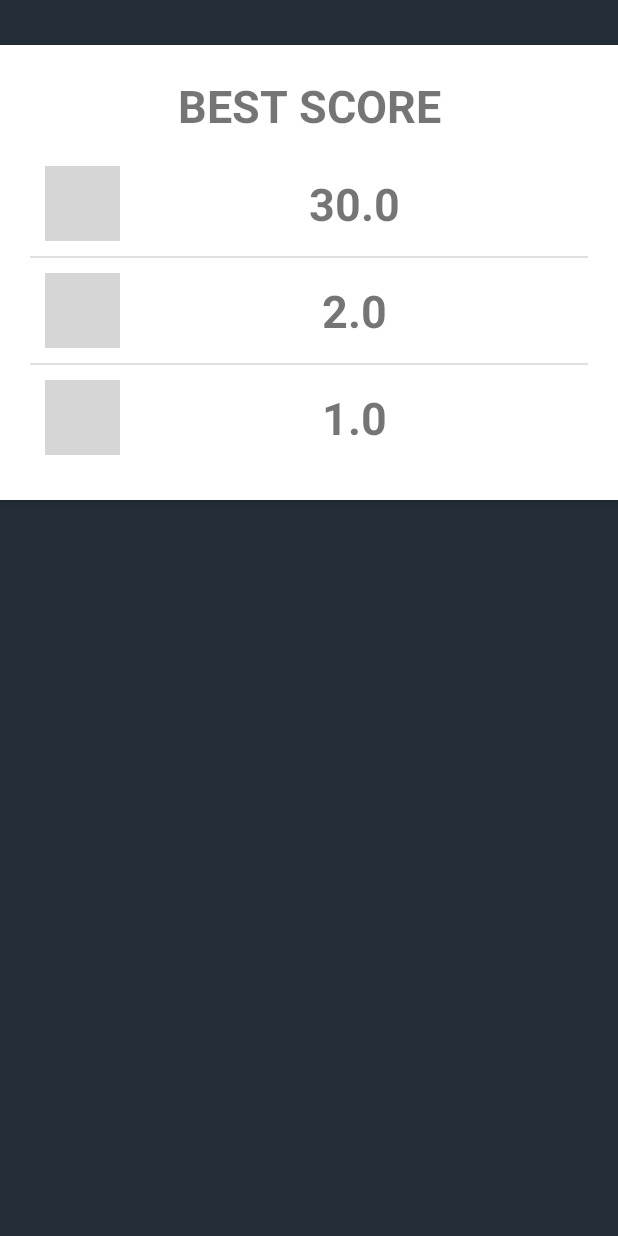
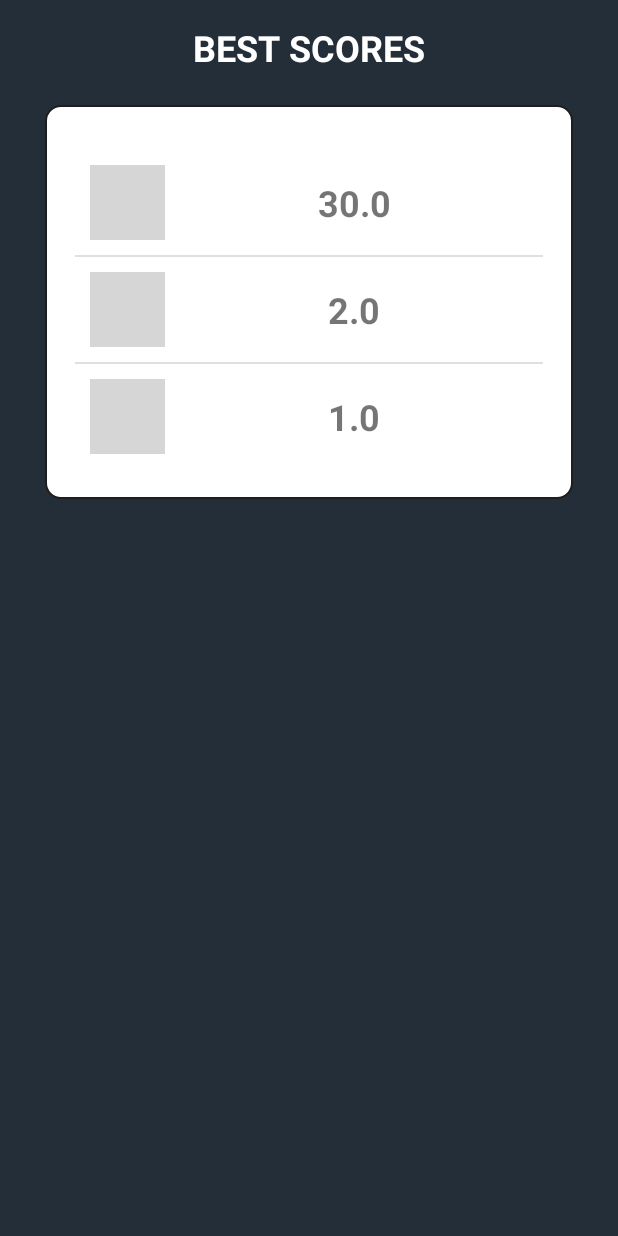
Before and after one commit to Noro94/flags, an Android app: the screen it shows after launch (Score), after a tap on "SCORE", on a phone screen of 412 x 824 dp. Run offline under Robolectric (Android 15) with nearby library versions, the phone set to English and light mode, and no system bars; grey boxes are pictures that could not be loaded.

Commit message:
Changed sound tones and fixed some bugs

```diff
--- a/app/src/main/java/dev/edmt/flagsquizapp/DbHelper/DbHelper.java
+++ b/app/src/main/java/dev/edmt/flagsquizapp/DbHelper/DbHelper.java
@@ -264,4 +264,9 @@ public class DbHelper extends SQLiteOpenHelper {
         String query = String.format("UPDATE UserPlayCount Set PlayCount = %d WHERE Level = %d",playCount,level);
         mDataBase.execSQL(query);
     }
+
+    public void clearTable(String tableName) {
+        String query = String.format("DELETE FROM %s", tableName);
+        mDataBase.execSQL(query);
+    }
 }
--- a/app/src/main/java/dev/edmt/flagsquizapp/constants/Constants.java
+++ b/app/src/main/java/dev/edmt/flagsquizapp/constants/Constants.java
@@ -19,7 +19,11 @@ public class Constants {
 
     public static final String FACEBOOK_URI = "https://www.facebook.com/artak.abrahamyan.106";
     public static final String RATE_MSG = "Thanks for your rate!";
+    public static final String RESET_DONE_MSG = "Scores are reset!";
 
     public static final String ACTIVE_CLASSIC = "Classic";
     public static final String ACTIVE_REVERT = "Revert";
+
+    public static final String PLAY_COUNT_TABLE = "UserPlayCount";
+    public static final String RANKING_TABLE = "Ranking";
 }
--- a/app/src/main/res/layout/acivity_config.xml
+++ b/app/src/main/res/layout/acivity_config.xml
@@ -84,7 +84,7 @@
             </LinearLayout>
 
             <Button
-                android:id="@+id/btnPlayClassicMode"
+                android:id="@+id/resetScores"
                 style="@style/Widget.AppCompat.Button.Borderless"
                 android:layout_width="match_parent"
                 android:layout_height="wrap_content"
--- a/app/src/main/res/layout/activity_score.xml
+++ b/app/src/main/res/layout/activity_score.xml
@@ -8,30 +8,33 @@
     tools:context="dev.edmt.flagsquizapp.MainActivity">
 
 
+    <TextView
+        android:id="@+id/txtTitle"
+        android:layout_width="match_parent"
+        android:layout_height="wrap_content"
+        android:layout_marginTop="15dp"
+        android:layout_centerHorizontal="true"
+        android:gravity="center"
+        android:text="BEST SCORES"
+        android:textColor="#ffffff"
+        android:textSize="24sp"
+        android:textStyle="bold"/>
+
 
     <RelativeLayout
-        android:layout_below="@+id/flags"
-        android:layout_marginTop="30dp"
+        android:id="@+id/scoreList"
+        android:layout_marginTop="70dp"
+        android:layout_marginBottom="30dp"
         android:padding="20dp"
-        android:elevation="4dp"
-        android:background="@android:color/white"
+        android:layout_marginLeft="30dp"
+        android:layout_marginRight="30dp"
+        android:background="@drawable/round_corner"
         android:layout_width="fill_parent"
         android:layout_height="wrap_content">
 
-        <TextView
-            android:id="@+id/txtTitle"
-            android:layout_width="match_parent"
-            android:layout_height="wrap_content"
-            android:layout_centerHorizontal="true"
-            android:gravity="center"
-            android:text="BEST SCORE"
-            android:textSize="30sp"
-            android:textStyle="bold"
-            />
 
         <ListView
             android:id="@+id/lstRanking"
-            android:layout_below="@+id/txtTitle"
             android:layout_marginTop="10dp"
             android:layout_width="match_parent"
             android:layout_height="wrap_content"
--- a/app/src/main/res/layout/row.xml
+++ b/app/src/main/res/layout/row.xml
@@ -14,16 +14,17 @@
             android:background="@drawable/top1"
             android:layout_width="50dp"
             android:layout_height="50dp" />
+
         <TextView
             android:id="@+id/txtTop"
+            android:layout_width="match_parent"
+            android:layout_height="wrap_content"
             android:layout_gravity="center"
+            android:layout_marginLeft="10dp"
             android:gravity="center"
-            android:layout_marginLeft="10dp"
-            android:textSize="30sp"
-            android:textStyle="bold"
             android:text="1000"
-            android:layout_width="match_parent"
-            android:layout_height="wrap_content" />
+            android:textSize="24sp"
+            android:textStyle="bold" />
 
     </LinearLayout>
 
--- a/app/src/main/res/values/colors.xml
+++ b/app/src/main/res/values/colors.xml
@@ -7,5 +7,5 @@
     <color name="colorWrong">#fc2024</color>
     <color name="colorRight">#1cd400</color>
     <color name="colorButtonDefault">#217DAE</color>
-    <color name="colorBackgroundDefault">#ffffff</color>
+    <color name="colorBackgroundDefault">#efefef</color>
 </resources>
```
Also changed, not shown: app/src/main/java/dev/edmt/flagsquizapp/Configurations.java (+24 -0 lines), app/src/main/java/dev/edmt/flagsquizapp/Done.java (+23 -0 lines), app/src/main/java/dev/edmt/flagsquizapp/PlayCommon.java (+15 -2 lines), app/src/main/java/dev/edmt/flagsquizapp/PlayingClassic.java (+18 -5 lines), app/src/main/java/dev/edmt/flagsquizapp/PlayingRevert.java (+13 -1 lines), app/src/main/java/dev/edmt/flagsquizapp/Utils/Utils.java (+14 -2 lines), app/src/main/res/layout/activity_done.xml (+10 -3 lines), app/src/main/res/layout/activity_playing_revert.xml (+4 -4 lines), 6 other files.
